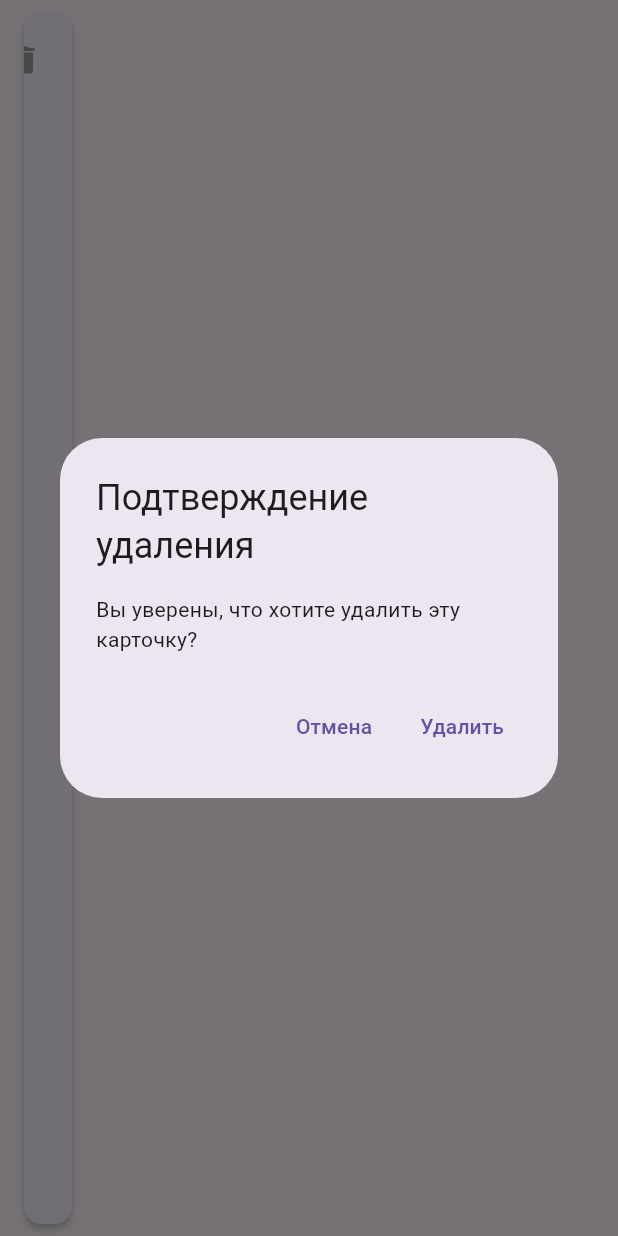
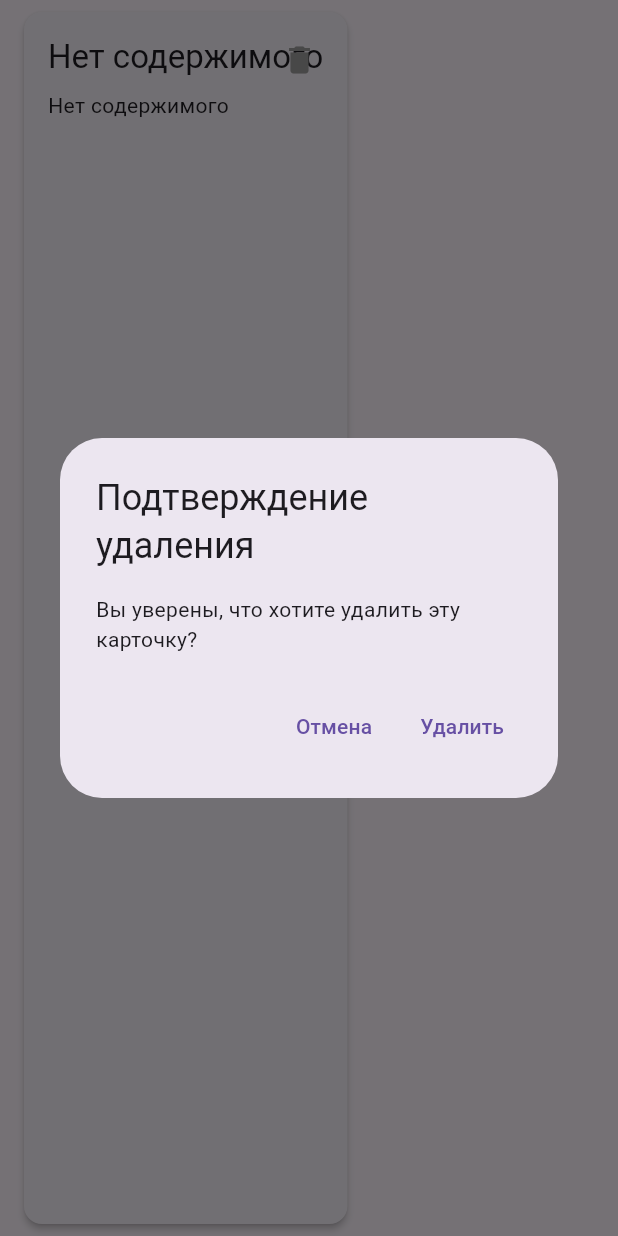
Before and after one commit to nikolaev-gd/lexup, a Flutter app: the ContentCard widget shown alone on an empty page, opened directly with empty values, after a tap on the "delete" icon, on a phone screen of 412 x 824 dp. Run offline on Flutter 3.47's test engine with Material 3 defaults, Android fonts, the phone set to English and light mode, and no system bars; our stand-ins replace cloud_firestore, firebase_auth, firebase_core; missing offline and left inert: firebase_ui_auth, firebase_ui_oauth_google; accounts and stored records are empty; statements that could not run were skipped.

Commit message:
Fix navigation issue and improve content saving

```diff
--- a/lib/widgets/content_card.dart
+++ b/lib/widgets/content_card.dart
@@ -1,33 +1,42 @@
 import 'package:flutter/material.dart';
-import 'package:flutter_markdown/flutter_markdown.dart';
 
 class ContentCard extends StatelessWidget {
   final String text;
+  final String link;
   final VoidCallback onTap;
   final VoidCallback onDelete;
 
   const ContentCard({
     Key? key,
     required this.text,
+    this.link = '',
     required this.onTap,
     required this.onDelete,
   }) : super(key: key);
 
   String get title {
-    final lines = text.split('\n');
-    if (lines.isNotEmpty) {
-      final firstLine = lines[0].replaceAll(RegExp(r'[#*_]'), '').trim();
-      return firstLine.length > 50 ? '${firstLine.substring(0, 47)}...' : firstLine;
+    if (text.isNotEmpty) {
+      final lines = text.split('\n');
+      if (lines.isNotEmpty) {
+        final firstLine = lines[0].replaceAll(RegExp(r'[#*_]'), '').trim();
+        return firstLine.length > 70 ? '${firstLine.substring(0, 67)}...' : firstLine;
+      }
     }
-    return '';
+    return link.isNotEmpty ? 'Ссылка' : 'Нет содержимого';
   }
 
   String get previewText {
-    final lines = text.split('\n');
-    if (lines.length > 1) {
-      return lines.skip(1).take(4).join('\n');
+    if (text.isNotEmpty) {
+      final lines = text.split('\n');
+      if (lines.isEmpty) return '';
+      if (lines.length == 1) return lines[0];
+      final previewLines = lines.skip(1).take(4).toList();
+      if (lines.length > 5) {
+        previewLines.add('...');
+      }
+      return previewLines.join('\n');
     }
-    return text;
+    return link.isNotEmpty ? link : 'Нет содержимого';
   }
 
   Future<void> _showDeleteConfirmationDialog(BuildContext context) async {
@@ -77,13 +86,11 @@ class ContentCard extends StatelessWidget {
                     overflow: TextOverflow.ellipsis,
                   ),
                   const SizedBox(height: 8),
-                  MarkdownBody(
-                    data: previewText,
-                    shrinkWrap: true,
-                    softLineBreak: true,
-                    styleSheet: MarkdownStyleSheet(
-                      p: Theme.of(context).textTheme.bodyMedium,
-                    ),
+                  Text(
+                    previewText,
+                    style: Theme.of(context).textTheme.bodyMedium,
+                    maxLines: 5,
+                    overflow: TextOverflow.ellipsis,
                   ),
                 ],
               ),
--- a/pubspec.yaml
+++ b/pubspec.yaml
@@ -20,7 +20,8 @@ dependencies:
   firebase_ui_auth: ^1.10.0
   firebase_ui_oauth_google: ^1.2.14
   flutter_markdown: ^0.6.18
-  http: ^1.1.0  # Добавляем эту зависимость
+  http: ^1.1.0
+  url_launcher: ^6.1.10  # Добавляем эту зависимость
 
 dev_dependencies:
   flutter_test:
```
Also changed, not shown: lib/add_content_screen.dart (+6 -3 lines), lib/full_text_screen.dart (+28 -6 lines), lib/main.dart (+16 -2 lines), pubspec.lock, 1 other file.
